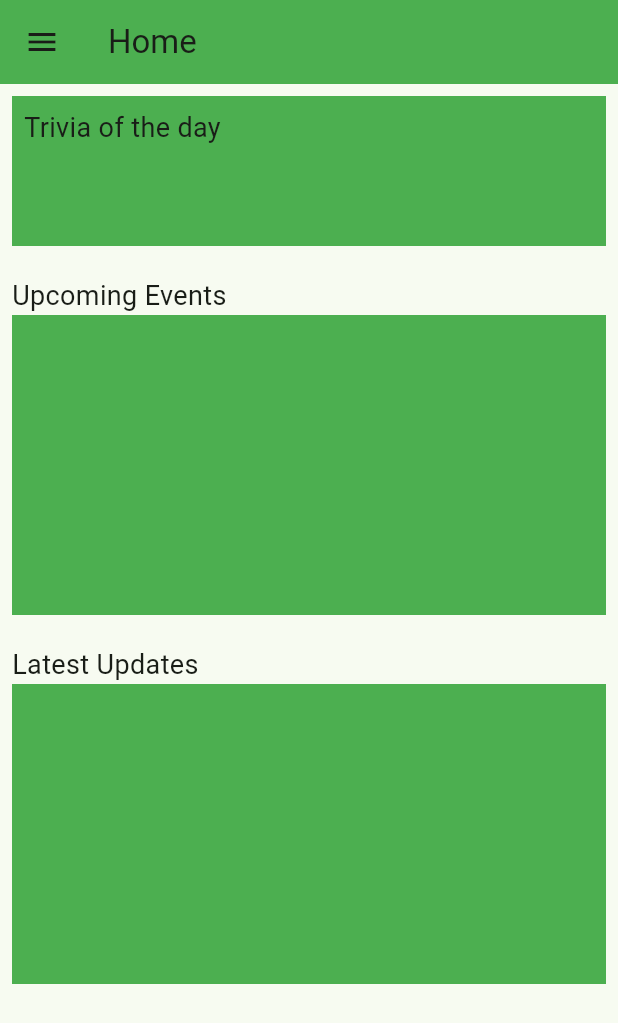
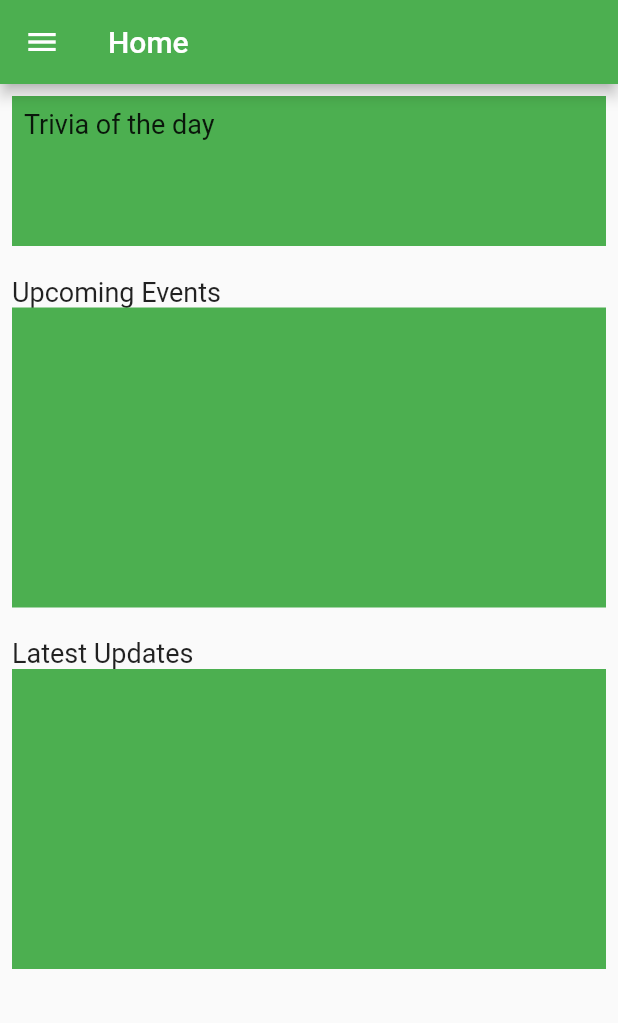
Before and after one commit to jetsgarcia/BWP-Mobile-App, a Flutter app: the screen it shows after launch, on a phone screen of 412 x 824 dp. Shown: the top 1023 px of the screen. Run offline on Flutter 3.47's test engine with Material 2 defaults, Android fonts, the phone set to English and light mode, and no system bars.

Commit message:
Added logo and refactored the code

```diff
--- a/lib/main.dart
+++ b/lib/main.dart
@@ -1,9 +1,21 @@
+// Import necessary packages and files
 import 'package:flutter/material.dart';
+
+// Import route definitions
+import 'routes.dart';
+
+// Import screens
+import 'about_screen.dart';
+import 'connect_screen.dart';
+import 'events_screen.dart';
+import 'resources_screen.dart';
+import 'support_screen.dart';
 
 void main() {
   runApp(const MyApp());
 }
 
+// CustomPageRoute for transition animation
 class CustomPageRoute<T> extends PageRouteBuilder<T> {
   final Widget child;
 
@@ -33,7 +45,7 @@ class CustomPageRoute<T> extends PageRouteBuilder<T> {
 }
 
 class MyApp extends StatelessWidget {
-  const MyApp({Key? key});
+  const MyApp({Key? key}) : super(key: key);
 
   @override
   Widget build(BuildContext context) {
@@ -41,22 +53,24 @@ class MyApp extends StatelessWidget {
       debugShowCheckedModeBanner: false,
       title: 'Bamboo Warriors Philippines',
       theme: ThemeData(
-        colorScheme: ColorScheme.fromSeed(seedColor: Colors.green),
-        useMaterial3: true,
+        appBarTheme: const AppBarTheme(backgroundColor: Colors.green),
+        // Add more theme settings here if needed
       ),
       home: const HomeScreen(),
       routes: {
-        '/home': (context) => const HomeScreen(),
-        '/about': (context) => const AboutScreen(),
-        '/events': (context) => const EventsScreen(),
-        '/resources': (context) => const ResourcesScreen(),
-        '/connect': (context) => const ConnectScreen(),
-        '/support': (context) => const SupportScreen(),
+        // Define app routes and associate them with screen widgets
+        AppRoutes.home: (context) => const HomeScreen(),
+        AppRoutes.about: (context) => const AboutScreen(),
+        AppRoutes.events: (context) => const EventsScreen(),
+        AppRoutes.resources: (context) => const ResourcesScreen(),
+        AppRoutes.connect: (context) => const ConnectScreen(),
+        AppRoutes.support: (context) => const SupportScreen(),
       },
     );
   }
 }
 
+// Menu widget for appbar
 class BurgerMenu extends StatelessWidget {
   final String activeRoute;
 
@@ -71,7 +85,9 @@ class BurgerMenu extends StatelessWidget {
       child: ListView(
         children: [
           const DrawerHeader(
-            child: Text('Logo'),
+            child: Image(
+              image: AssetImage('assets/logo.png'),
+            ),
           ),
           _buildDrawerItem(context, 'Home', '/home', const HomeScreen()),
           _buildDrawerItem(context, 'About', '/about', const AboutScreen()),
@@ -99,22 +115,26 @@ class BurgerMenu extends StatelessWidget {
       ),
       tileColor: isActive ? Colors.green : null,
       onTap: () {
+        // Navigate to the selected screen with a custom page transition
         Navigator.of(context).pushReplacement(CustomPageRoute(child: screen));
       },
     );
   }
 }
 
+// HomeScreen widget
 class HomeScreen extends StatelessWidget {
-  const HomeScreen({Key? key});
+  const HomeScreen({Key? key}) : super(key: key);
 
   @override
   Widget build(BuildContext context) {
     return Scaffold(
       appBar: AppBar(
-        title: const Text('Home'),
-        //add color to the background
-        backgroundColor: Colors.green,
+        title: const Text(
+          'Home',
+          style: TextStyle(color: Colors.white),
+        ),
+        iconTheme: const IconThemeData(color: Colors.white),
       ),
       drawer: const BurgerMenu(activeRoute: '/home'),
       body: Container(
@@ -166,69 +186,3 @@ class HomeScreen extends StatelessWidget {
     );
   }
 }
-
-class AboutScreen extends StatelessWidget {
-  const AboutScreen({Key? key});
-
-  @override
-  Widget build(BuildContext context) {
-    return Scaffold(
-      appBar: AppBar(
-        title: const Text('About'),
-      ),
-      drawer: const BurgerMenu(activeRoute: '/about'),
-    );
-  }
-}
-
-class EventsScreen extends StatelessWidget {
-  const EventsScreen({Key? key});
-
-  @override
-  Widget build(BuildContext context) {
-    return Scaffold(
-        appBar: AppBar(
-          title: const Text('Events'),
-        ),
-        drawer: const BurgerMenu(activeRoute: '/events'));
-  }
-}
-
-class ResourcesScreen extends StatelessWidget {
-  const ResourcesScreen({Key? key});
-
-  @override
-  Widget build(BuildContext context) {
-    return Scaffold(
-        appBar: AppBar(
-          title: const Text('Resources'),
-        ),
-        drawer: const BurgerMenu(activeRoute: '/resources'));
-  }
-}
-
-class ConnectScreen extends StatelessWidget {
-  const ConnectScreen({Key? key});
-
-  @override
-  Widget build(BuildContext context) {
-    return Scaffold(
-        appBar: AppBar(
-          title: const Text('Connect'),
-        ),
-        drawer: const BurgerMenu(activeRoute: '/connect'));
-  }
-}
-
-class SupportScreen extends StatelessWidget {
-  const SupportScreen({Key? key});
-
-  @override
-  Widget build(BuildContext context) {
-    return Scaffold(
-        appBar: AppBar(
-          title: const Text('Support'),
-        ),
-        drawer: const BurgerMenu(activeRoute: '/support'));
-  }
-}
--- /dev/null
+++ b/lib/routes.dart
@@ -0,0 +1,8 @@
+class AppRoutes {
+  static const String home = '/home';
+  static const String about = '/about';
+  static const String events = '/events';
+  static const String resources = '/resources';
+  static const String connect = '/connect';
+  static const String support = '/support';
+}
```
Also changed, not shown: lib/about_screen.dart (added, +20 -0 lines), lib/connect_screen.dart (added, +20 -0 lines), lib/events_screen.dart (added, +20 -0 lines), lib/resources_screen.dart (added, +20 -0 lines), lib/support_screen.dart (added, +20 -0 lines), pubspec.yaml (+4 -7 lines), assets/logo.png (added).
